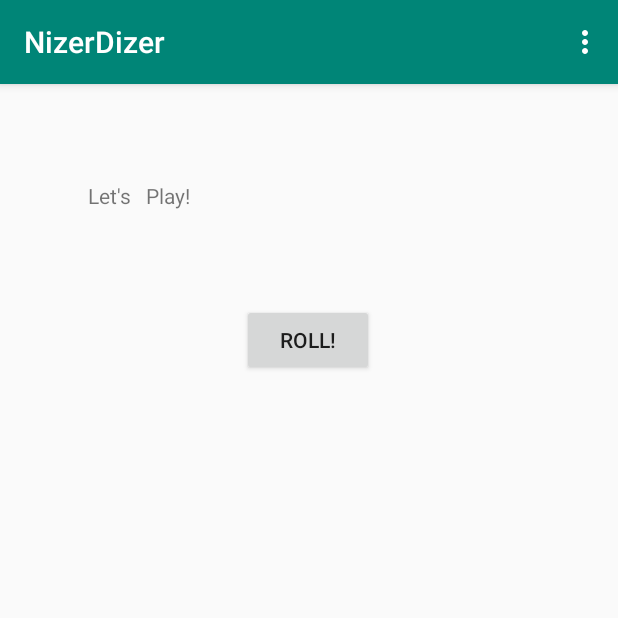
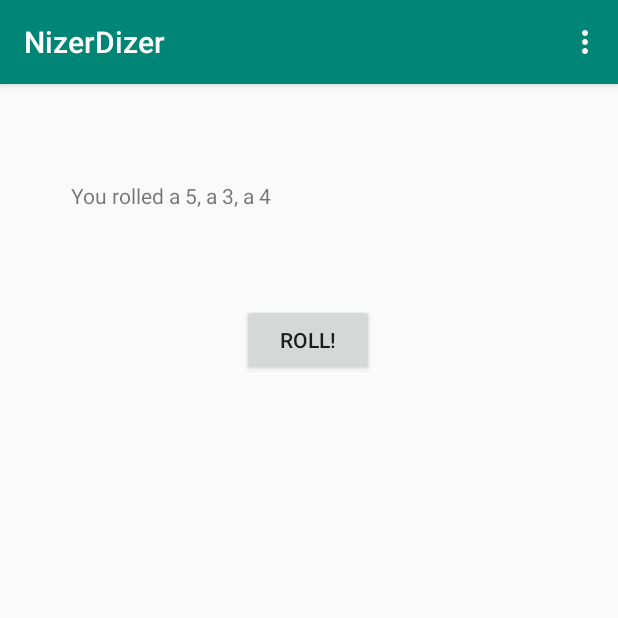
Before and after one commit to aorler/NizerDizer, an Android app: the screen it shows after launch (MainActivity), after a tap on an icon or button, on a phone screen of 412 x 824 dp, the top half of it. Run offline under Robolectric (Android 15) with nearby library versions, the phone set to English and light mode, and no system bars; 1 other tap on this screen came first.

```diff
--- a/app/src/main/java/com/example/nizerdizer/MainActivity.java
+++ b/app/src/main/java/com/example/nizerdizer/MainActivity.java
@@ -8,12 +8,34 @@ import android.support.v7.widget.Toolbar;
 import android.view.View;
 import android.view.Menu;
 import android.view.MenuItem;
+import android.widget.Button;
+import android.widget.TextView;
 import android.widget.Toast;
+
+import java.util.ArrayList;
+import java.util.Random;
 
 public class MainActivity extends AppCompatActivity {
 
+    //Field to hold the roll result text
+    TextView rollResult;
+
+    //Fielt to hold the roll button
+    Button rollButton;
+
     //Field to hold the score
     int score;
+
+    //Field to hold random number generator
+    Random rand;
+
+    //Field to hold the die value
+    int die1;
+    int die2;
+    int die3;
+
+    //ArrayList to hold all three dice values
+    ArrayList<Integer> dice;
 
 
     @Override
@@ -36,7 +58,38 @@ public class MainActivity extends AppCompatActivity {
         score = 0;
 
         //Create greeting
-        Toast.makeText(getApplicationContext(),"Welcome to NizerDizer",Toast.LENGTH_SHORT).show();
+        Toast.makeText(getApplicationContext(), "Welcome to NizerDizer", Toast.LENGTH_SHORT).show();
+
+        //Link instance to widgets in the activity
+        rollResult = (TextView) findViewById(R.id.rollResult);
+        rollButton = (Button) findViewById(R.id.rollButton);
+
+        //Initialize random number generator
+        rand = new Random();
+
+        //Create ArrayList container for the dice values
+        dice = new ArrayList<>();
+
+    }
+
+    public void rollDice(View v) {
+        //Roll dice
+        die1 = rand.nextInt(6) + 1;
+        die2 = rand.nextInt(6) + 1;
+        die3 = rand.nextInt(6) + 1;
+
+        //Set dice values into ArrayList
+        dice.clear();
+        dice.add(die1);
+        dice.add(die2);
+        dice.add(die3);
+
+        //Build message with the result
+        String msg = "You rolled a " + die1 + ", a " + die2 + ", a " + die3;
+
+        //Update the app to display the result message
+        rollResult.setText(msg);
+
     }
 
     @Override
--- a/app/src/main/res/layout/content_main.xml
+++ b/app/src/main/res/layout/content_main.xml
@@ -9,6 +9,7 @@
     tools:showIn="@layout/activity_main">
 
     <TextView
+        android:id="@+id/rollResult"
         android:layout_width="wrap_content"
         android:layout_height="wrap_content"
         android:text="Let's   Play!"
@@ -23,8 +24,8 @@
         android:id="@+id/rollButton"
         android:layout_width="wrap_content"
         android:layout_height="wrap_content"
-
         android:text="Roll!"
+        android:onClick="rollDice"
         app:layout_constraintBottom_toBottomOf="parent"
         app:layout_constraintHorizontal_bias="0.498"
         app:layout_constraintLeft_toLeftOf="parent"
```
